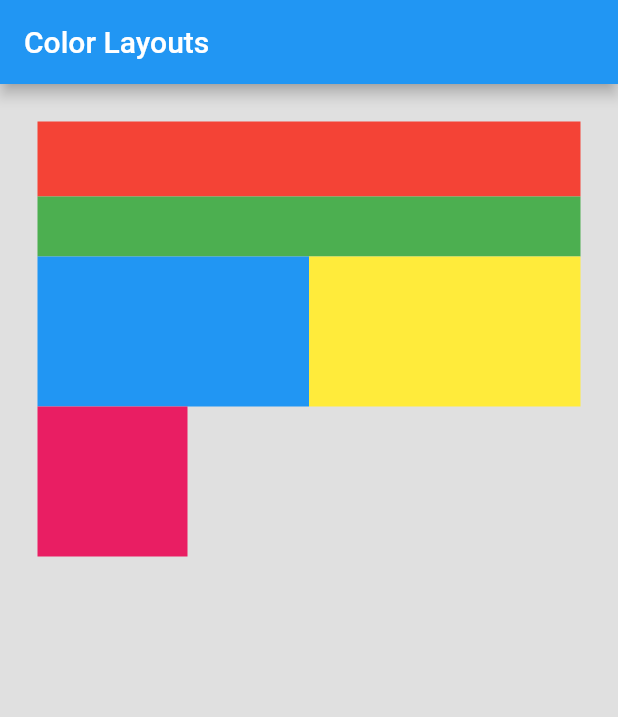
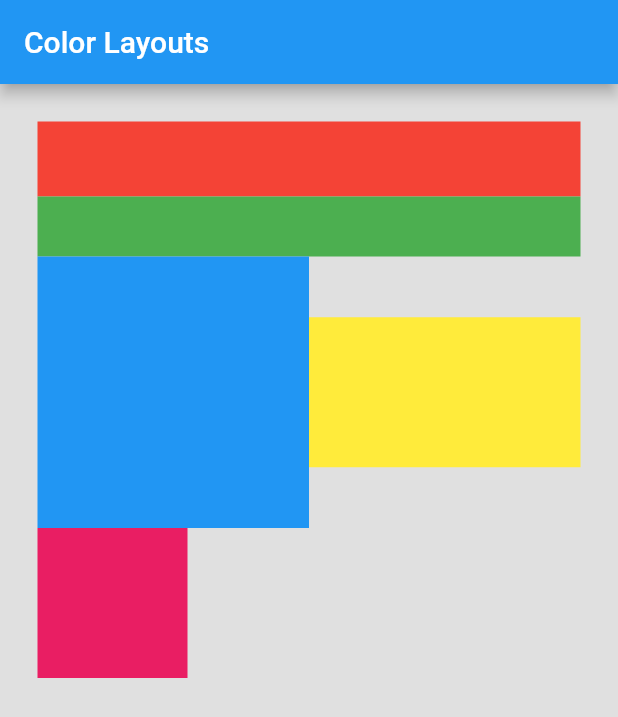
Before and after one commit to ghigbie/flutter_color_layout, a Flutter app: the screen it shows after launch, on a phone screen of 412 x 824 dp. Shown: the top 717 px of the screen. Run offline on Flutter 3.47's test engine with Material 2 defaults, Android fonts, the phone set to English and light mode, and no system bars.

```diff
--- a/lib/color_layout.dart
+++ b/lib/color_layout.dart
@@ -7,7 +7,12 @@ class FirstRow extends StatelessWidget{
   Widget build(BuildContext context){
     return Row(
       children: [
-        Expanded(child: Container(color: Colors.blue, height: 100)),
+        Expanded(
+          child: AspectRatio(
+              aspectRatio: 1/1,
+              child: Container(color: Colors.blue)
+            )
+          ),
         Expanded(child: Container(color: Colors.yellow, height: 100)),
       ]
     );
```
